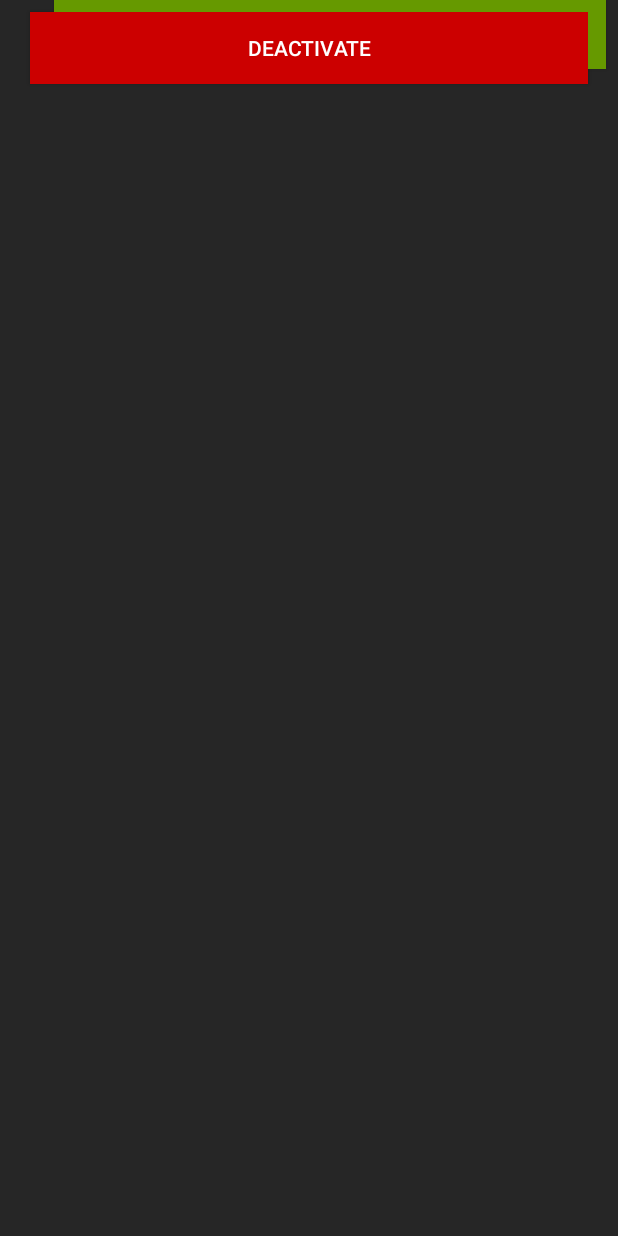
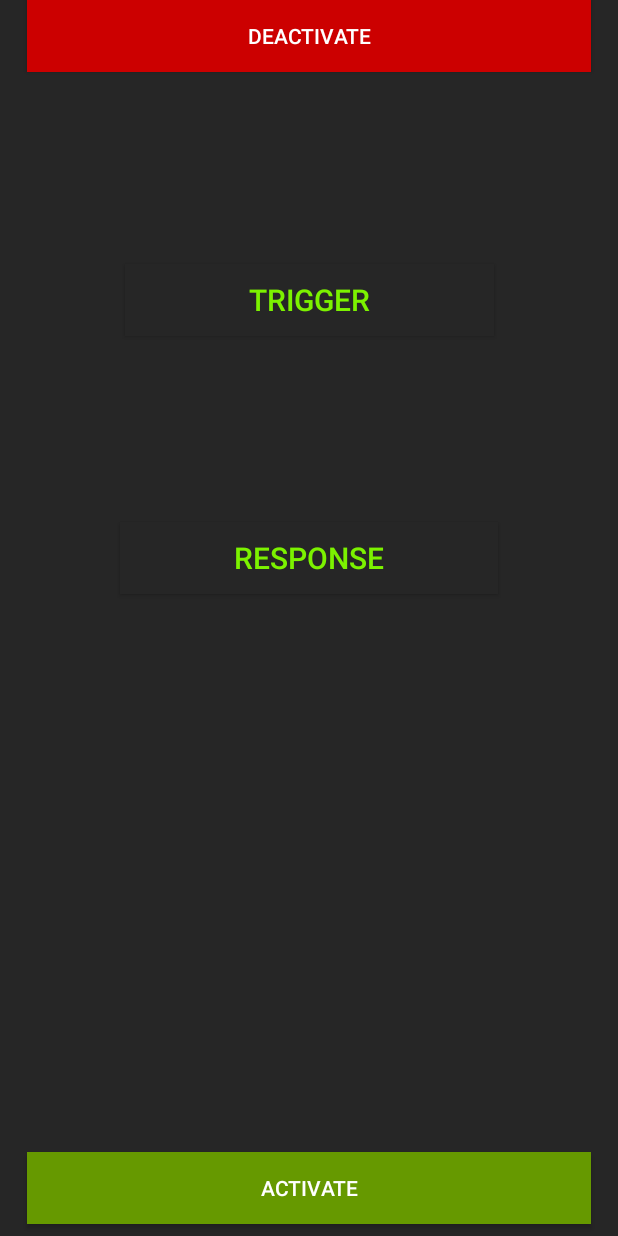
Before and after one commit to TMHuskies/turnMeOn, an Android app: the layout activity_main.xml on its own in the app's theme, with its tools: preview values and no code run, on a phone screen of 412 x 824 dp. Run offline under Robolectric (Android 15) with nearby library versions, the phone set to English and light mode, and no system bars.

Commit message:
fixed alignment for splash and main

```diff
--- a/app/src/main/AndroidManifest.xml
+++ b/app/src/main/AndroidManifest.xml
@@ -19,6 +19,7 @@
                 <category android:name="android.intent.category.LAUNCHER" />
             </intent-filter>
         </activity>
+        <activity android:name=".MainActivity" />
         <activity android:name=".TriggerActivity" />
         <activity android:name=".ResponseActivity"></activity>
     </application>
--- a/app/src/main/java/com/example/tmhuskies/turnmeon/MainActivity.java
+++ b/app/src/main/java/com/example/tmhuskies/turnmeon/MainActivity.java
@@ -39,6 +39,7 @@ public class MainActivity extends AppCompatActivity implements RecognitionListen
     private static final int PERMISSIONS_REQUEST_RECORD_AUDIO = 1;
 
     private SpeechRecognizer recognizer;
+    private Button responseBtn;
 
     @Override
     protected void onCreate(Bundle savedInstanceState) {
--- a/app/src/main/res/layout/activity_main.xml
+++ b/app/src/main/res/layout/activity_main.xml
@@ -11,61 +11,60 @@
         android:id="@+id/triggerButton"
         android:layout_width="246dp"
         android:layout_height="wrap_content"
-        android:layout_marginBottom="144dp"
         android:layout_marginEnd="8dp"
         android:layout_marginStart="8dp"
-        android:textSize="20dp"
+        android:layout_marginTop="128dp"
         android:background="#262626"
         android:text="trigger"
         android:textColor="@color/green_font"
-        app:layout_constraintBottom_toTopOf="@+id/responseButton"
+        android:textSize="20dp"
         app:layout_constraintEnd_toEndOf="parent"
-        app:layout_constraintStart_toStartOf="parent" />
+        app:layout_constraintStart_toStartOf="parent"
+        app:layout_constraintTop_toBottomOf="@+id/deactivateButton" />
 
     <Button
         android:id="@+id/responseButton"
         android:layout_width="252dp"
         android:layout_height="wrap_content"
-        android:layout_marginBottom="116dp"
         android:layout_marginEnd="8dp"
         android:layout_marginStart="8dp"
-        android:textSize="20dp"
+        android:layout_marginTop="124dp"
         android:background="#262626"
         android:text="response"
         android:textColor="@color/green_font"
-        app:layout_constraintBottom_toTopOf="@+id/activateButton"
+        android:textSize="20dp"
         app:layout_constraintEnd_toEndOf="parent"
-        app:layout_constraintStart_toStartOf="parent" />
+        app:layout_constraintStart_toStartOf="parent"
+        app:layout_constraintTop_toBottomOf="@+id/triggerButton" />
 
     <Button
         android:id="@+id/activateButton"
-        android:layout_width="368dp"
-        android:layout_height="46dp"
-        android:layout_marginEnd="8dp"
-        android:layout_marginStart="8dp"
-        android:background="@android:color/holo_green_dark"
-        android:text="Activate"
-        android:textColor="@android:color/background_light"
-        android:textColorHighlight="@color/black_background"
-        app:layout_constraintEnd_toEndOf="parent"
-        app:layout_constraintHorizontal_bias="1.0"
-        app:layout_constraintStart_toStartOf="parent"
-        tools:layout_editor_absoluteY="513dp" />
-
-    <Button
-        android:id="@+id/deactivateButton"
-        android:layout_width="372dp"
+        android:layout_width="376dp"
         android:layout_height="wrap_content"
         android:layout_marginBottom="8dp"
         android:layout_marginEnd="8dp"
         android:layout_marginStart="8dp"
         android:layout_marginTop="8dp"
+        android:background="@android:color/holo_green_dark"
+        android:text="Activate"
+        android:textColor="@android:color/background_light"
+        android:textColorHighlight="@color/black_background"
+        app:layout_constraintBottom_toBottomOf="parent"
+        app:layout_constraintEnd_toEndOf="parent"
+        app:layout_constraintStart_toStartOf="parent"
+        app:layout_constraintTop_toBottomOf="@+id/responseButton"
+        app:layout_constraintVertical_bias="1.0" />
+
+    <Button
+        android:id="@+id/deactivateButton"
+        android:layout_width="376dp"
+        android:layout_height="wrap_content"
+        android:layout_marginEnd="8dp"
+        android:layout_marginStart="8dp"
         android:background="@android:color/holo_red_dark"
         android:text="Deactivate"
-        app:layout_constraintBottom_toTopOf="@+id/triggerButton"
         app:layout_constraintEnd_toEndOf="parent"
         app:layout_constraintStart_toStartOf="parent"
-        app:layout_constraintTop_toTopOf="parent"
-        app:layout_constraintVertical_bias="0.0" />
+        tools:layout_editor_absoluteY="3dp" />
 
 </android.support.constraint.ConstraintLayout>
--- a/app/src/main/res/layout/splash_screen.xml
+++ b/app/src/main/res/layout/splash_screen.xml
@@ -10,7 +10,11 @@
         android:id="@+id/imageView3"
         android:layout_width="wrap_content"
         android:layout_height="wrap_content"
-        app:srcCompat="@drawable/splashpage"
-        tools:layout_editor_absoluteX="0dp"
-        tools:layout_editor_absoluteY="121dp" />
+        android:layout_marginBottom="8dp"
+        android:layout_marginStart="8dp"
+        android:layout_marginTop="8dp"
+        app:layout_constraintBottom_toBottomOf="parent"
+        app:layout_constraintStart_toStartOf="parent"
+        app:layout_constraintTop_toTopOf="parent"
+        app:srcCompat="@drawable/splashpage" />
 </android.support.constraint.ConstraintLayout>
```
